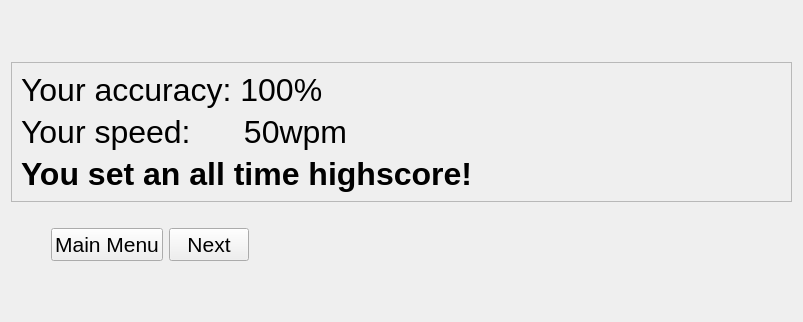
This is speed-typer/source_ui/resultWindow.ui in Rolv-Apneseth/ps-typer as Qt 5 draws it before an edit. The edited form follows.
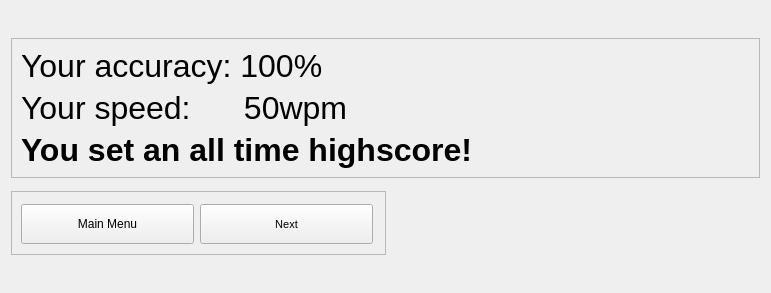
This is the edited form.

Commit message: Added frame for the buttons in the results window

What changed in the file:
```diff
--- a/speed-typer/source_ui/resultWindow.ui
+++ b/speed-typer/source_ui/resultWindow.ui
@@ -6,8 +6,8 @@
    <rect>
     <x>0</x>
     <y>0</y>
-    <width>803</width>
-    <height>322</height>
+    <width>771</width>
+    <height>293</height>
    </rect>
   </property>
   <property name="acceptDrops">
@@ -148,32 +148,50 @@
     </spacer>
    </item>
    <item>
-    <layout class="QHBoxLayout" name="horizontalLayout">
+    <layout class="QHBoxLayout" name="horizontalLayout_4">
+     <property name="topMargin">
+      <number>0</number>
+     </property>
      <item>
-      <spacer name="horizontalSpacer_2">
-       <property name="orientation">
-        <enum>Qt::Horizontal</enum>
-       </property>
-       <property name="sizeType">
-        <enum>QSizePolicy::Preferred</enum>
-       </property>
-       <property name="sizeHint" stdset="0">
+      <widget class="QFrame" name="frameButtons">
+       <property name="minimumSize">
         <size>
-         <width>40</width>
-         <height>20</height>
+         <width>350</width>
+         <height>64</height>
         </size>
        </property>
-      </spacer>
-     </item>
+       <property name="frameShape">
+        <enum>QFrame::StyledPanel</enum>
+       </property>
+       <property name="frameShadow">
+        <enum>QFrame::Raised</enum>
+       </property>
+       <layout class="QHBoxLayout" name="horizontalLayout_6">
+        <property name="leftMargin">
+         <number>9</number>
+        </property>
+        <property name="topMargin">
+         <number>12</number>
+        </property>
+        <property name="rightMargin">
+         <number>12</number>
+        </property>
+        <property name="bottomMargin">
+         <number>12</number>
+        </property>
      <item>
       <widget class="QPushButton" name="buttonMainMenu">
-       <property name="font">
-        <font>
-         <pointsize>16</pointsize>
-        </font>
-       </property>
-       <property name="focusPolicy">
-        <enum>Qt::ClickFocus</enum>
+          <property name="sizePolicy">
+           <sizepolicy hsizetype="Expanding" vsizetype="Fixed">
+            <horstretch>0</horstretch>
+            <verstretch>0</verstretch>
+           </sizepolicy>
+          </property>
+          <property name="minimumSize">
+           <size>
+            <width>0</width>
+            <height>40</height>
+           </size>
        </property>
        <property name="text">
         <string>Main Menu</string>
@@ -183,14 +201,20 @@
      <item>
       <widget class="QPushButton" name="buttonNext">
        <property name="sizePolicy">
-        <sizepolicy hsizetype="Preferred" vsizetype="Fixed">
+           <sizepolicy hsizetype="Expanding" vsizetype="Fixed">
          <horstretch>0</horstretch>
          <verstretch>0</verstretch>
         </sizepolicy>
        </property>
+          <property name="minimumSize">
+           <size>
+            <width>0</width>
+            <height>40</height>
+           </size>
+          </property>
        <property name="font">
         <font>
-         <pointsize>16</pointsize>
+            <pointsize>8</pointsize>
         </font>
        </property>
        <property name="text">
@@ -198,14 +222,14 @@
        </property>
       </widget>
      </item>
+       </layout>
+      </widget>
+     </item>
      <item>
       <spacer name="horizontalSpacer">
        <property name="orientation">
         <enum>Qt::Horizontal</enum>
        </property>
-       <property name="sizeType">
-        <enum>QSizePolicy::Expanding</enum>
-       </property>
        <property name="sizeHint" stdset="0">
         <size>
          <width>40</width>
```
Left out of the diff: 4 changed lines with no effect on the pictures. Lines whose indentation alone changed are shown as unchanged. The commit also changes 1 other file.
